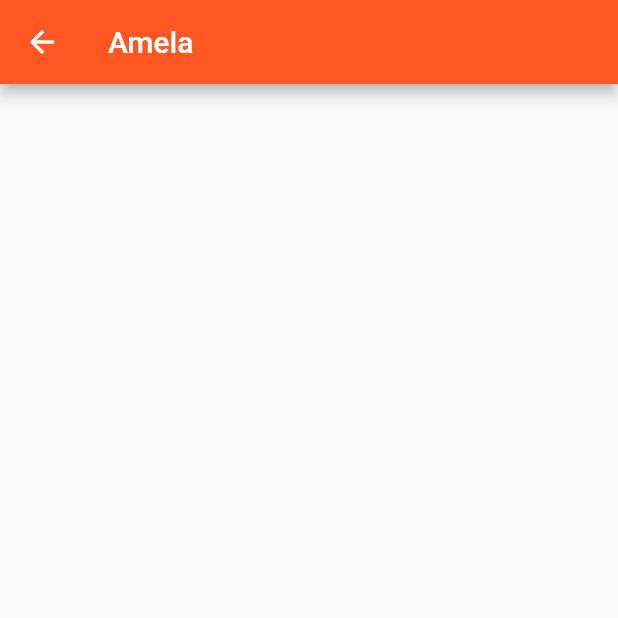
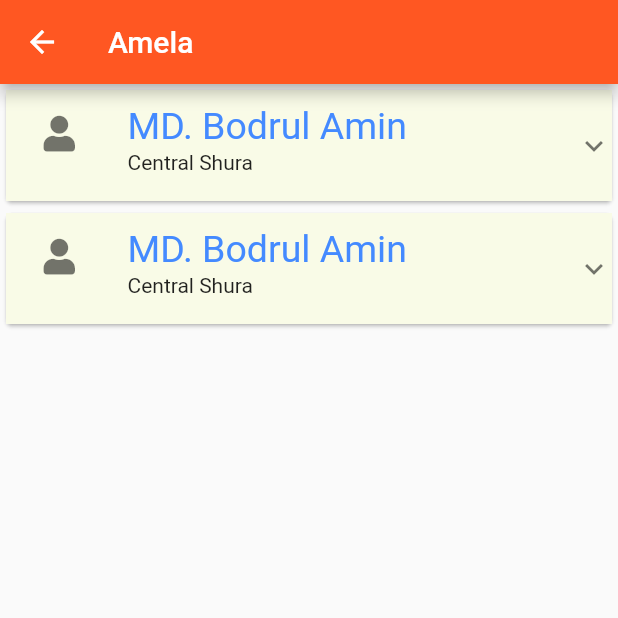
Before and after one commit to bodrulamin/iscacentral, a Flutter app: the Amela screen opened by its route, on a phone screen of 412 x 824 dp, the top half of it. Run offline on Flutter 3.47's test engine with Material 2 defaults, Android fonts, the phone set to English and light mode, and no system bars; our stand-ins replace cloud_firestore, firebase_core, font_awesome_flutter; missing offline and left inert: expansion_card; accounts and stored records are empty.

Commit message:
cardview commit

```diff
--- a/lib/screens/amela.dart
+++ b/lib/screens/amela.dart
@@ -1,11 +1,82 @@
+import 'package:expansion_card/expansion_card.dart';
 import 'package:flutter/material.dart';
+import 'package:font_awesome_flutter/font_awesome_flutter.dart';
+import 'package:iscacentral/model/persondetails.dart';
+import 'package:url_launcher/url_launcher.dart';
 
 class Amela extends StatelessWidget {
   @override
   Widget build(BuildContext context) {
     return Scaffold(
-      appBar: AppBar(title: Text("Amela"),
+      appBar: AppBar(
+        title: Text("Amela"),
+      ),
+      body: AmelaBody(),
+    );
+  }
+}
+
+class AmelaBody extends StatefulWidget {
+  @override
+  _AmelaBodyState createState() => _AmelaBodyState();
+}
+
+class _AmelaBodyState extends State<AmelaBody> {
+  List<Person> persons = [];
+
+  @override
+  void initState() {
+    super.initState();
+    persons.add(Person("MD. Bodrul Amin", "Central Shura", "+8801725717136",
+        "bodrulaminiu@gmail.com", "https://facebook.com/bodrulamin91"));
+
+    persons.add(Person("MD. Bodrul Amin", "Central Shura", "+8801725717136",
+        "bodrulaminiu@gmail.com", "https://facebook.com/bodrulamin91"));
+  }
+
+  @override
+  Widget build(BuildContext context) {
+    return ListView.builder(itemBuilder: personCard, itemCount: persons.length);
+  }
+
+  Widget personCard(BuildContext context, int index) {
+    return Card(
+      child: ExpansionTile(
+
+        leading: FaIcon(FontAwesomeIcons.solidUser),
+        collapsedBackgroundColor: Colors.lime.shade50,
+        expandedAlignment: Alignment.bottomLeft,
+        expandedCrossAxisAlignment: CrossAxisAlignment.start,
+        childrenPadding: EdgeInsets.only(left: 20.0),
+        subtitle:   Text(persons[index].designation),
+        tilePadding: EdgeInsets.only(left: 25.0),
+        title: Text(
+          persons[index].name,
+          style: TextStyle(color: Colors.blueAccent, fontSize: 25.0),
+        ),
+        children: [
+          ListTile(
+            isThreeLine: false,
+
+               leading: Icon(Icons.phone),
+              onTap: ()=>
+                launch("tel:${persons[index].phone}"),
+              title: Text(persons[index].phone)),
+          ListTile(
+
+            leading: Icon(Icons.email),
+            onTap: () => launch("mailto:${persons[index].email}"),
+              title: Text(persons[index].email, )
+          ),
+          ListTile(
+            leading: FaIcon(FontAwesomeIcons.facebook),
+            onTap: () => launch(persons[index].fbLink),
+            title: Text(persons[index].fbLink),
+          ),
+        ],
       ),
     );
   }
+
+
 }
--- a/pubspec.yaml
+++ b/pubspec.yaml
@@ -32,6 +32,8 @@ dependencies:
   firebase_core: ^0.7.0
   cloud_firestore: ^0.16.0+1
   firebase_auth: ^0.20.1
+  expansion_card: ^0.1.0
+  font_awesome_flutter: ^8.11.0
 
 
 dev_dependencies:
```
Also changed, not shown: lib/screens/addSession.dart (+69 -48 lines), pubspec.lock.
